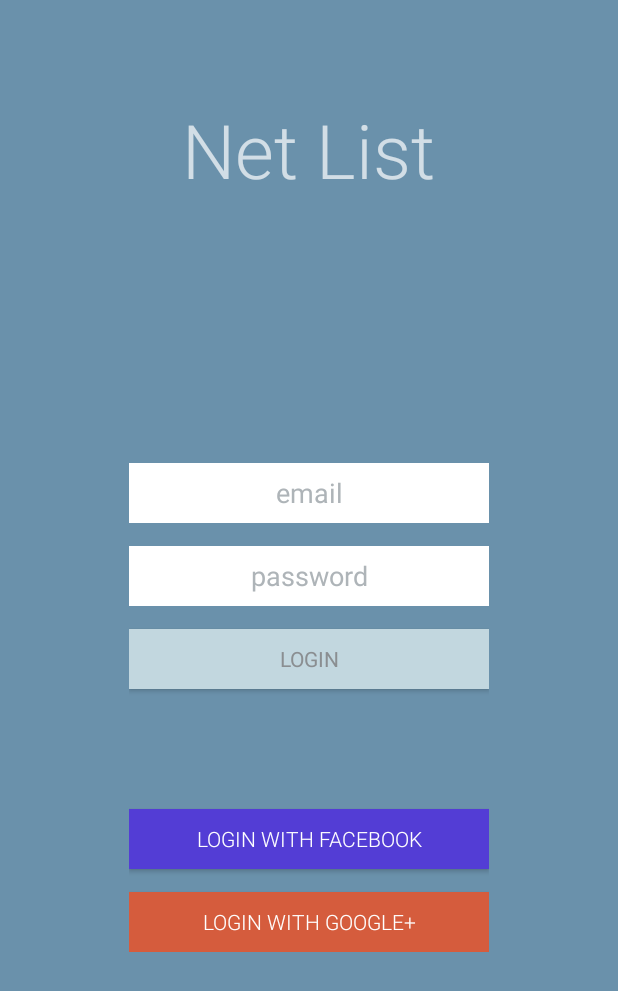
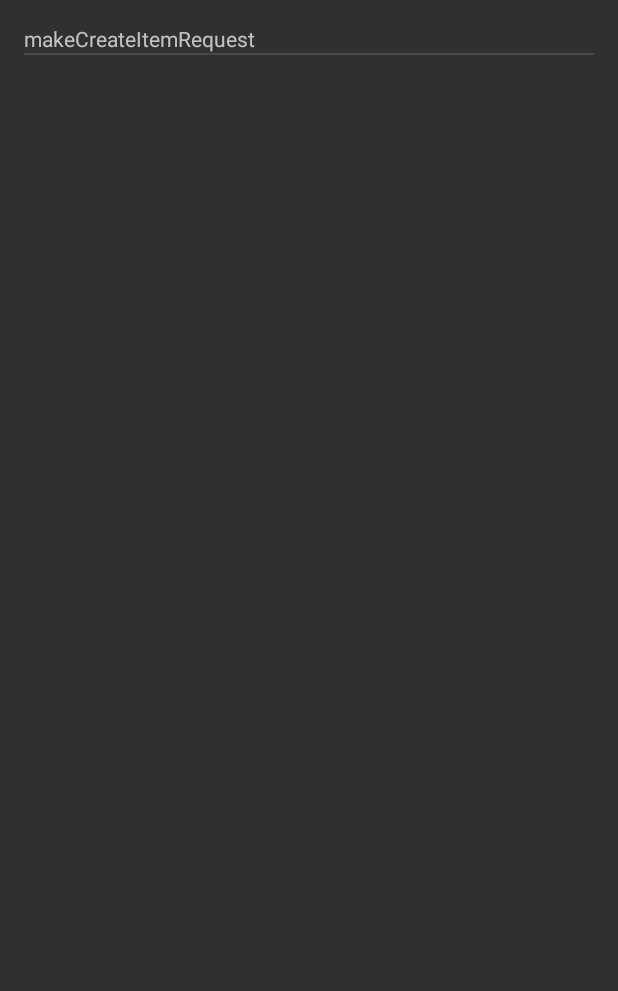
Before and after one commit to ethanln/CS456TBD, an Android app: the screen it shows after launch (LoginActivity before the commit, NetworkTestActivity after it), after a tap on "LOGIN WITH GOOGLE+", on a phone screen of 412 x 824 dp. Shown: the top 991 px of the screen. Run offline under Robolectric (Android 15) with nearby library versions, the phone set to English and light mode, and no system bars; libraries missing offline, so code that uses them is left out: com.firebase.client; 1 statement that could not run was skipped.

Commit message:
Successfully created first network call with test

```diff
--- a/AppPrototype/app/build.gradle
+++ b/AppPrototype/app/build.gradle
@@ -23,6 +23,10 @@ android {
         exclude 'META-INF/LICENSE-FIREBASE.txt'
         exclude 'META-INF/NOTICE'
     }
+
+    testOptions {
+        unitTests.returnDefaultValues = true
+    }
 }
 
 
--- a/AppPrototype/app/src/main/java/com/tbd/appprototype/LoginActivity.java
+++ b/AppPrototype/app/src/main/java/com/tbd/appprototype/LoginActivity.java
@@ -31,4 +31,9 @@ public class LoginActivity extends AppCompatActivity {
 
     }
 
+    public void goToNetworkTests(View view) {
+        Intent intent = new Intent(this, NetworkTestActivity.class);
+        startActivity(intent);
+    }
+
 }
--- /dev/null
+++ b/AppPrototype/app/src/main/java/com/tbd/appprototype/NetworkTestActivity.java
@@ -0,0 +1,73 @@
+package com.tbd.appprototype;
+
+import android.app.ListActivity;
+import android.graphics.Color;
+import android.os.Bundle;
+import android.support.design.widget.FloatingActionButton;
+import android.support.design.widget.Snackbar;
+import android.support.v7.app.AppCompatActivity;
+import android.support.v7.widget.Toolbar;
+import android.util.Log;
+import android.view.View;
+import android.view.ViewGroup;
+import android.widget.AdapterView;
+import android.widget.ArrayAdapter;
+import android.widget.ListView;
+import android.widget.TextView;
+import android.widget.Toast;
+
+import java.lang.reflect.Array;
+import java.util.ArrayList;
+
+import model.InventoryItem;
+import networking.NetworkManager;
+import networking.testing.NetworkTest;
+import networking.testing.NetworkTestAdapter;
+
+public class NetworkTestActivity extends ListActivity {
+
+    private ArrayList<NetworkTest> tests;
+    private NetworkTestAdapter adapter;
+
+    @Override
+    protected void onCreate(Bundle savedInstanceState) {
+        super.onCreate(savedInstanceState);
+        setContentView(R.layout.activity_network_test);
+        setUpList();
+    }
+
+    private void setUpList() {
+        createTests();
+
+        adapter = new NetworkTestAdapter(this, tests);
+        setListAdapter(adapter);
+        ListView listView = getListView();
+        listView.setOnItemClickListener(onItemClickListener);
+    }
+
+    private void createTests() {
+        this.tests = new ArrayList<>();
+        tests.add(new NetworkTest("makeCreateItemRequest") {
+            @Override
+            public void executeTest() {
+                Log.d("Network Test", getName());
+                InventoryItem item = new InventoryItem("", "Test Item", "Test Description", "Test Image URL", "Test List ID");
+                String itemID = NetworkManager.inst().makeCreateItemRequest(item);
+                showNetworkTestCompleteToast("Item Created: " + itemID);
+            }
+        });
+    }
+
+    private AdapterView.OnItemClickListener onItemClickListener = new AdapterView.OnItemClickListener() {
+        @Override
+        public void onItemClick(AdapterView<?> parent, View view, int position, long id) {
+            Log.d("Index Tapped", String.valueOf(position));
+            tests.get(position).executeTest();
+        }
+    };
+
+    private void showNetworkTestCompleteToast(String message) {
+        Toast.makeText(this, message, Toast.LENGTH_LONG).show();
+    }
+
+}
--- /dev/null
+++ b/AppPrototype/app/src/main/java/networking/testing/NetworkTest.java
@@ -0,0 +1,19 @@
+package networking.testing;
+
+/**
+ * Created by mitch10e on 12 March 2016.
+ */
+public abstract class NetworkTest {
+
+    private String name;
+    public abstract void executeTest();
+
+    public NetworkTest(String name) {
+        this.name = name;
+    }
+
+    public String getName() {
+        return this.name;
+    }
+
+}
--- /dev/null
+++ b/AppPrototype/app/src/main/java/networking/testing/NetworkTestAdapter.java
@@ -0,0 +1,40 @@
+package networking.testing;
+
+import android.content.Context;
+import android.view.LayoutInflater;
+import android.view.View;
+import android.view.ViewGroup;
+import android.widget.ArrayAdapter;
+import android.widget.TextView;
+
+import com.tbd.appprototype.R;
+
+import java.util.ArrayList;
+
+/**
+ * Created by mitch10e on 12 March 2016.
+ */
+public class NetworkTestAdapter extends ArrayAdapter<NetworkTest> {
+    private Context context;
+    private ArrayList<NetworkTest> tests;
+
+    public NetworkTestAdapter (Context context, ArrayList<NetworkTest> tests) {
+        super(context, R.layout.list_item_network_test, tests);
+        this.context = context;
+        this.tests = tests;
+    }
+
+    @Override
+    public View getView(int position, View convertView, ViewGroup parent) {
+        LayoutInflater inflater = (LayoutInflater) context
+                .getSystemService(Context.LAYOUT_INFLATER_SERVICE);
+
+        View rowView = inflater.inflate(R.layout.list_item_network_test, parent, false);
+        TextView testNameView = (TextView) rowView.findViewById(R.id.test_name);
+
+        testNameView.setText(tests.get(position).getName());
+
+        return rowView;
+    }
+
+}
--- a/AppPrototype/app/src/main/res/layout/activity_login.xml
+++ b/AppPrototype/app/src/main/res/layout/activity_login.xml
@@ -96,8 +96,10 @@
             android:textAlignment="center"
             android:background="@color/loginGoogleButton"
             android:textColor="@color/white"
-            android:onClick="onLogin"
+            android:onClick="goToNetworkTests"
             />
+
+
     </LinearLayout>
 
 
--- /dev/null
+++ b/AppPrototype/app/src/main/res/layout/activity_network_test.xml
@@ -0,0 +1,12 @@
+<?xml version="1.0" encoding="utf-8"?>
+<android.support.design.widget.CoordinatorLayout xmlns:android="http://schemas.android.com/apk/res/android"
+    xmlns:app="http://schemas.android.com/apk/res-auto"
+    xmlns:tools="http://schemas.android.com/tools"
+    android:layout_width="match_parent"
+    android:layout_height="match_parent"
+    android:fitsSystemWindows="true"
+    tools:context="com.tbd.appprototype.NetworkTestActivity">
+
+    <include layout="@layout/content_network_test" />
+
+</android.support.design.widget.CoordinatorLayout>
--- /dev/null
+++ b/AppPrototype/app/src/main/res/layout/content_network_test.xml
@@ -0,0 +1,19 @@
+<?xml version="1.0" encoding="utf-8"?>
+<RelativeLayout xmlns:android="http://schemas.android.com/apk/res/android"
+    xmlns:app="http://schemas.android.com/apk/res-auto"
+    xmlns:tools="http://schemas.android.com/tools"
+    android:layout_width="match_parent"
+    android:layout_height="match_parent"
+    android:paddingBottom="@dimen/activity_vertical_margin"
+    android:paddingLeft="@dimen/activity_horizontal_margin"
+    android:paddingRight="@dimen/activity_horizontal_margin"
+    android:paddingTop="@dimen/activity_vertical_margin"
+    app:layout_behavior="@string/appbar_scrolling_view_behavior"
+    tools:context="com.tbd.appprototype.NetworkTestActivity"
+    tools:showIn="@layout/activity_network_test">
+
+    <ListView android:id="@android:id/list"
+        android:layout_width="fill_parent"
+        android:layout_height="fill_parent" />
+
+</RelativeLayout>
--- /dev/null
+++ b/AppPrototype/app/src/main/res/layout/list_item_network_test.xml
@@ -0,0 +1,11 @@
+<?xml version="1.0" encoding="utf-8"?>
+<LinearLayout xmlns:android="http://schemas.android.com/apk/res/android"
+    android:orientation="vertical" android:layout_width="match_parent"
+    android:layout_height="match_parent">
+
+    <TextView
+        android:id="@+id/test_name"
+        android:layout_width="match_parent"
+        android:layout_height="match_parent" />
+
+</LinearLayout>
--- a/AppPrototype/app/src/main/res/values/strings.xml
+++ b/AppPrototype/app/src/main/res/values/strings.xml
@@ -29,5 +29,6 @@
         <item>Music</item>
         <item>Book</item>
     </string-array>
+    <string name="title_activity_network_test">NetworkTestActivity</string>
 
 </resources>
```
Also changed, not shown: AppPrototype/app/src/main/AndroidManifest.xml (+6 -3 lines), AppPrototype/app/src/main/java/model/InventoryItem.java (+16 -1 lines), AppPrototype/app/src/main/java/model/InventoryList.java (+10 -1 lines), AppPrototype/app/src/main/java/model/ModelObject.java (added, +12 -0 lines), AppPrototype/app/src/main/java/model/User.java (+9 -1 lines), AppPrototype/app/src/main/java/networking/NetworkCallbackInterface.java (deleted, +0 -12 lines), AppPrototype/app/src/main/java/networking/NetworkManager.java (+141 -3 lines), AppPrototype/app/src/main/java/networking/logging/NetworkLog.java (+17 -5 lines), 2 other files.
